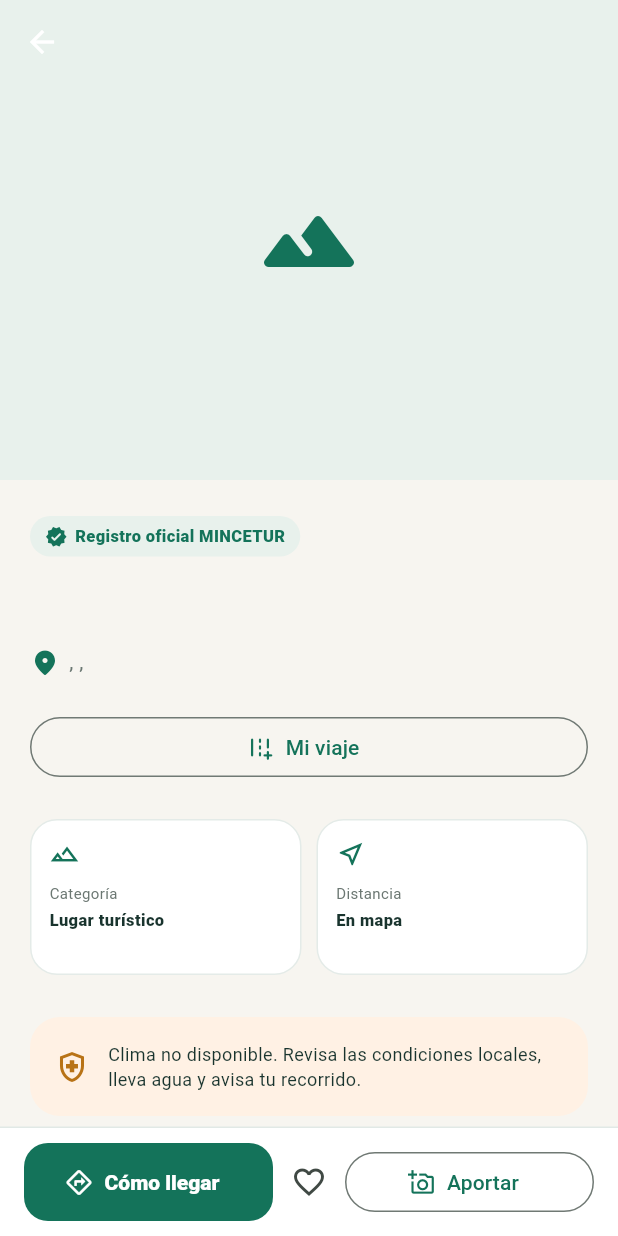
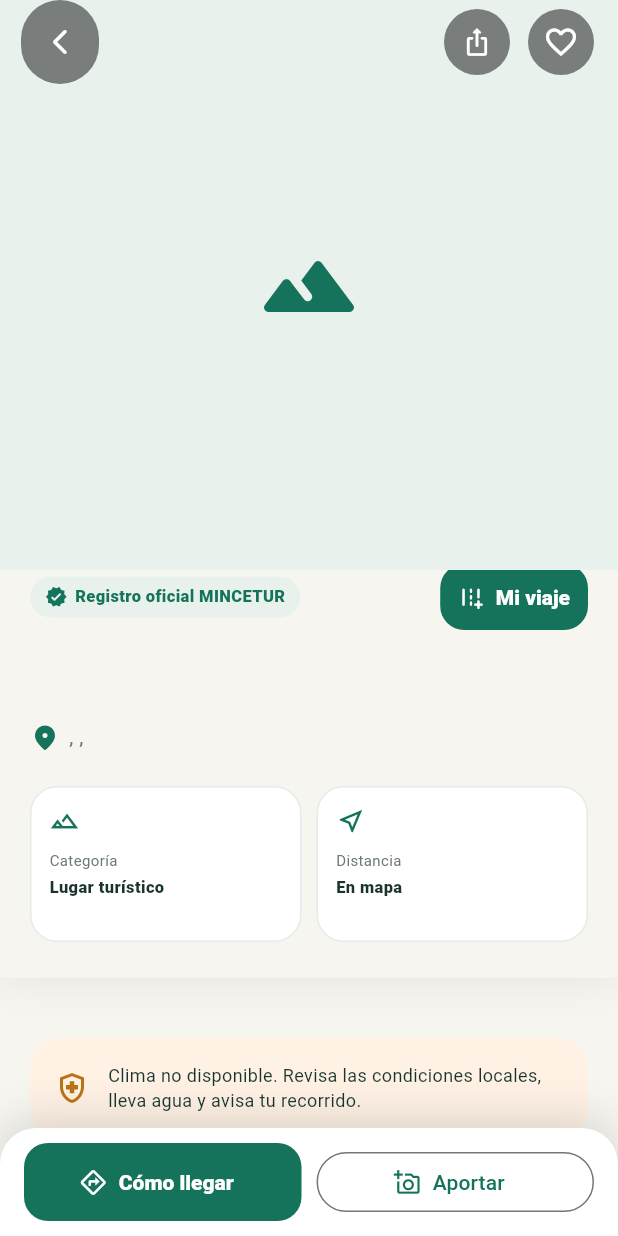
Before and after one commit to Nxz-ST/Turismo-app, a Flutter app: the TouristPlaceDetailScreen screen opened directly with empty values, on a phone screen of 412 x 824 dp. Run offline on Flutter 3.47's test engine with Material 3 defaults, Android fonts, the phone set to English and light mode, and no system bars; our stand-ins replace connectivity_plus, geolocator, google_maps_flutter, image_picker, share_plus, shared_preferences and 1 more; accounts and stored records are empty; Roboto replaces fonts that are missing (SF Pro Display); statements that could not run were skipped.

Commit message:
Redesign tourist place detail experience

```diff
--- a/lib/features/places/screens/tourist_place_detail_screen.dart
+++ b/lib/features/places/screens/tourist_place_detail_screen.dart
@@ -1,5 +1,6 @@
 import 'package:flutter/material.dart';
 import 'package:geolocator/geolocator.dart';
+import 'package:share_plus/share_plus.dart';
 import 'package:url_launcher/url_launcher.dart';
 
 import '../../../core/constants/app_colors.dart';
@@ -53,11 +54,22 @@ class TouristPlaceDetailScreen extends StatelessWidget {
       body: CustomScrollView(
         slivers: [
           SliverAppBar(
-            expandedHeight: 320,
+            expandedHeight: 380,
             pinned: true,
             stretch: true,
             backgroundColor: AppColors.primaryDark,
             foregroundColor: Colors.white,
+            surfaceTintColor: Colors.transparent,
+            automaticallyImplyLeading: false,
+            leadingWidth: 66,
+            leading: Padding(
+              padding: const EdgeInsets.only(left: 14),
+              child: _HeroActionButton(
+                tooltip: 'Volver',
+                icon: Icons.arrow_back_ios_new_rounded,
+                onPressed: () => Navigator.pop(context),
+              ),
+            ),
             title: Text(
               place.nombre,
               maxLines: 1,
@@ -68,50 +80,26 @@ class TouristPlaceDetailScreen extends StatelessWidget {
                 fontWeight: FontWeight.w800,
               ),
             ),
+            actions: [
+              _HeroActionButton(
+                tooltip: 'Compartir lugar',
+                icon: Icons.ios_share_rounded,
+                onPressed: () => _sharePlace(),
+              ),
+              const SizedBox(width: 8),
+              _FavoriteButton(place: place, hero: true),
+              const SizedBox(width: 14),
+            ],
             flexibleSpace: FlexibleSpaceBar(
               stretchModes: const [StretchMode.zoomBackground],
               background: _photoHero(),
             ),
           ),
+          SliverToBoxAdapter(child: _heroSummary(context)),
           SliverPadding(
-            padding: const EdgeInsets.fromLTRB(20, 24, 20, 116),
+            padding: const EdgeInsets.fromLTRB(20, 0, 20, 116),
             sliver: SliverList.list(
               children: [
-                const _OfficialBadge(),
-                const SizedBox(height: 12),
-                Text(
-                  place.nombre,
-                  style: Theme.of(context).textTheme.headlineLarge,
-                ),
-                const SizedBox(height: 10),
-                Row(
-                  crossAxisAlignment: CrossAxisAlignment.start,
-                  children: [
-                    const Icon(
-                      Icons.location_on_rounded,
-                      color: AppColors.primary,
-                      size: 20,
-                    ),
-                    const SizedBox(width: 6),
-                    Expanded(
-                      child: Text(
-                        '${place.distrito}, ${place.provincia}, ${place.departamento}',
-                        style: const TextStyle(
-                          color: AppColors.textLight,
-                          height: 1.35,
-                        ),
-                      ),
-                    ),
-                  ],
-                ),
-                const SizedBox(height: 22),
-                SizedBox(
-                  width: double.infinity,
-                  child: _AddToTripButton(place: place),
-                ),
-                const SizedBox(height: 24),
-                _facts(),
-                const SizedBox(height: 14),
                 PlaceTrustPassportCard(
                   source: 'official',
                   placeId: place.id.toString(),
@@ -169,13 +157,88 @@ class TouristPlaceDetailScreen extends StatelessWidget {
   Widget _photoHero() =>
       _ProgressivePlaceGallery(place: place, photos: _photos);
 
+  Future<void> _sharePlace() => Share.share(
+    'Descubre ${place.nombre} en RutaAmiga.\n'
+    '${place.distrito}, ${place.provincia}, ${place.departamento}.',
+    subject: place.nombre,
+  );
+
+  Widget _heroSummary(BuildContext context) => Transform.translate(
+    offset: const Offset(0, -26),
+    child: Container(
+      padding: const EdgeInsets.fromLTRB(20, 22, 20, 24),
+      decoration: const BoxDecoration(
+        color: AppColors.background,
+        borderRadius: BorderRadius.vertical(top: Radius.circular(30)),
+        boxShadow: [
+          BoxShadow(
+            color: Color(0x24081712),
+            blurRadius: 30,
+            offset: Offset(0, -8),
+          ),
+        ],
+      ),
+      child: Column(
+        crossAxisAlignment: CrossAxisAlignment.start,
+        children: [
+          Row(
+            children: [
+              const Expanded(child: _OfficialBadge()),
+              const SizedBox(width: 10),
+              _AddToTripButton(place: place, compact: true),
+            ],
+          ),
+          const SizedBox(height: 16),
+          Text(
+            place.nombre,
+            style: Theme.of(context).textTheme.headlineLarge?.copyWith(
+              fontSize: 32,
+              height: 1.08,
+              letterSpacing: -.7,
+            ),
+          ),
+          const SizedBox(height: 11),
+          Row(
+            crossAxisAlignment: CrossAxisAlignment.start,
+            children: [
+              const Icon(
+                Icons.location_on_rounded,
+                color: AppColors.primary,
+                size: 20,
+              ),
+              const SizedBox(width: 6),
+              Expanded(
+                child: Text(
+                  '${place.distrito}, ${place.provincia}, ${place.departamento}',
+                  style: const TextStyle(
+                    color: AppColors.textLight,
+                    height: 1.35,
+                  ),
+                ),
+              ),
+            ],
+          ),
+          const SizedBox(height: 22),
+          _facts(),
+        ],
+      ),
+    ),
+  );
+
   Widget _bottomActions(BuildContext context) => SafeArea(
     top: false,
     child: Container(
       padding: const EdgeInsets.fromLTRB(16, 10, 16, 10),
       decoration: const BoxDecoration(
         color: Colors.white,
-        border: Border(top: BorderSide(color: Color(0xFFE1E9E6))),
+        borderRadius: BorderRadius.vertical(top: Radius.circular(24)),
+        boxShadow: [
+          BoxShadow(
+            color: Color(0x24081712),
+            blurRadius: 24,
+            offset: Offset(0, -6),
+          ),
+        ],
       ),
       child: Row(
         children: [
@@ -195,7 +258,7 @@ class TouristPlaceDetailScreen extends StatelessWidget {
               ),
             ),
           ),
-          _FavoriteButton(place: place),
+          const SizedBox(width: 10),
           Expanded(
             child: Semantics(
               button: true,
@@ -668,8 +731,9 @@ class _PhotoGalleryViewerState extends State<_PhotoGalleryViewer> {
 }
 
 class _FavoriteButton extends StatefulWidget {
-  const _FavoriteButton({required this.place});
+  const _FavoriteButton({required this.place, this.hero = false});
   final TouristPlaceModel place;
+  final bool hero;
 
   @override
   State<_FavoriteButton> createState() => _FavoriteButtonState();
@@ -689,6 +753,13 @@ class _FavoriteButtonState extends State<_FavoriteButton> {
   @override
   Widget build(BuildContext context) => IconButton(
     tooltip: _favorite ? 'Quitar de favoritos' : 'Guardar lugar',
+    style: widget.hero
+        ? IconButton.styleFrom(
+            backgroundColor: Colors.black.withValues(alpha: .48),
+            foregroundColor: Colors.white,
+            minimumSize: const Size(44, 44),
+          )
+        : null,
     onPressed: () async {
       final added = await TravelLibraryService.instance.toggleFavorite(
         widget.place,
@@ -710,8 +781,9 @@ class _FavoriteButtonState extends State<_FavoriteButton> {
 }
 
 class _AddToTripButton extends StatefulWidget {
-  const _AddToTripButton({required this.place});
+  const _AddToTripButton({required this.place, this.compact = false});
   final TouristPlaceModel place;
+  final bool compact;
 
   @override
   State<_AddToTripButton> createState() => _AddToTripButtonState();
@@ -730,8 +802,8 @@ class _AddToTripButtonState extends State<_AddToTripButton> {
   }
 
   @override
-  Widget build(BuildContext context) => OutlinedButton.icon(
-    onPressed: _added
+  Widget build(BuildContext context) {
+    final action = _added
         ? null
         : () async {
             final added = await TravelLibraryService.instance.addToTrip(
@@ -742,9 +814,50 @@ class _AddToTripButtonState extends State<_AddToTripButton> {
             ScaffoldMessenger.of(context).showSnackBar(
               const SnackBar(content: Text('Agregado a Mi viaje.')),
             );
-          },
-    icon: Icon(_added ? Icons.check_rounded : Icons.add_road_rounded),
-    label: Text(_added ? 'En mi viaje' : 'Mi viaje'),
+          };
+    if (widget.compact) {
+      return FilledButton.tonalIcon(
+        onPressed: action,
+        style: FilledButton.styleFrom(
+          padding: const EdgeInsets.symmetric(horizontal: 12, vertical: 9),
+          visualDensity: VisualDensity.compact,
+        ),
+        icon: Icon(
+          _added ? Icons.check_rounded : Icons.add_road_rounded,
+          size: 17,
+        ),
+        label: Text(_added ? 'Añadido' : 'Mi viaje'),
+      );
+    }
+    return OutlinedButton.icon(
+      onPressed: action,
+      icon: Icon(_added ? Icons.check_rounded : Icons.add_road_rounded),
+      label: Text(_added ? 'En mi viaje' : 'Mi viaje'),
+    );
+  }
+}
+
+class _HeroActionButton extends StatelessWidget {
+  const _HeroActionButton({
+    required this.tooltip,
+    required this.icon,
+    required this.onPressed,
+  });
+
+  final String tooltip;
+  final IconData icon;
+  final VoidCallback onPressed;
+
+  @override
+  Widget build(BuildContext context) => IconButton(
+    tooltip: tooltip,
+    onPressed: onPressed,
+    style: IconButton.styleFrom(
+      backgroundColor: Colors.black.withValues(alpha: .48),
+      foregroundColor: Colors.white,
+      minimumSize: const Size(44, 44),
+    ),
+    icon: Icon(icon, size: 20),
   );
 }
 
```
